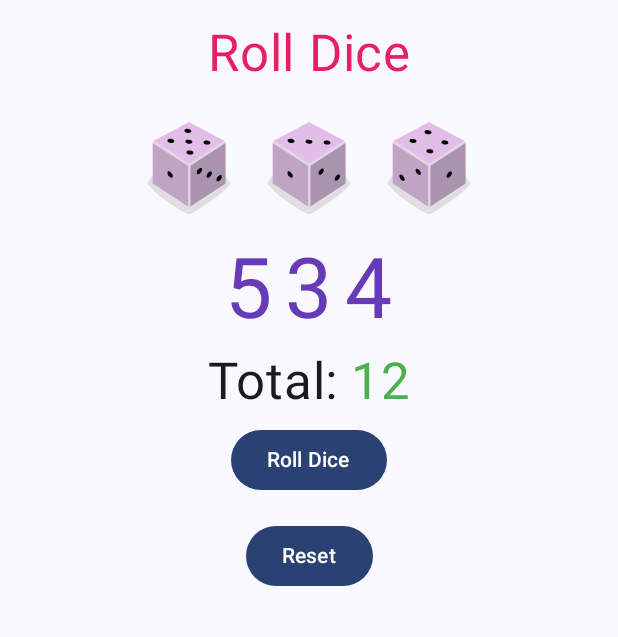
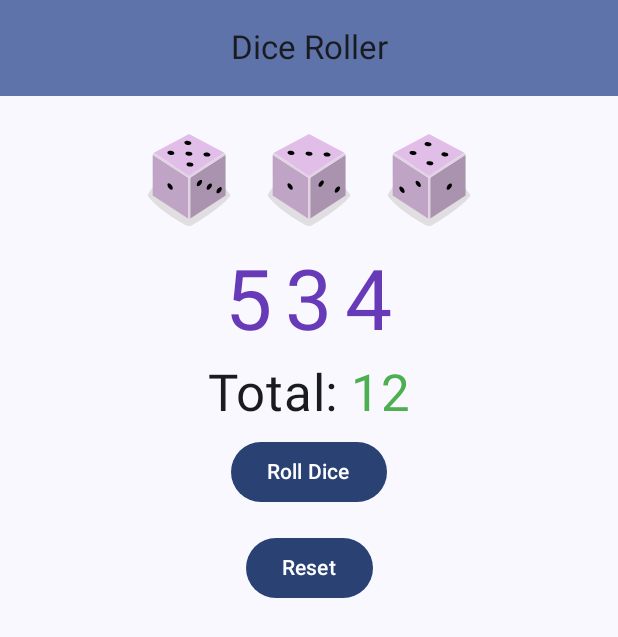
Before and after one commit to tetervak/DiceRoller-Android, an Android app built with Jetpack Compose: the screen it shows after launch (MainActivity), after a tap on "Roll Dice", on a phone screen of 412 x 824 dp. Shown: the top 637 px of the screen. Run offline under Robolectric (Android 15) with nearby library versions, the phone set to English and light mode, and no system bars; our stand-ins replace Dagger/Hilt's generated code.

Commit message:
added the scaffold to the dice roller screen

```diff
--- /dev/null
+++ b/app/src/main/java/ca/tetervak/diceroller/ui/common/RollerTopAppBar.kt
@@ -0,0 +1,46 @@
+package ca.tetervak.diceroller.ui.common
+
+import androidx.compose.material.icons.Icons
+import androidx.compose.material.icons.filled.ArrowBack
+import androidx.compose.material3.CenterAlignedTopAppBar
+import androidx.compose.material3.ExperimentalMaterial3Api
+import androidx.compose.material3.Icon
+import androidx.compose.material3.IconButton
+import androidx.compose.material3.MaterialTheme
+import androidx.compose.material3.Text
+import androidx.compose.material3.TopAppBarDefaults
+import androidx.compose.material3.TopAppBarScrollBehavior
+import androidx.compose.runtime.Composable
+import androidx.compose.ui.Modifier
+import androidx.compose.ui.res.stringResource
+import ca.tetervak.diceroller.R
+
+@OptIn(ExperimentalMaterial3Api::class)
+@Composable
+fun RollerTopAppBar(
+    title: String,
+    canNavigateBack: Boolean,
+    modifier: Modifier = Modifier,
+    scrollBehavior: TopAppBarScrollBehavior? = null,
+    navigateUp: () -> Unit = {}
+) {
+    CenterAlignedTopAppBar(
+        title = { Text(title) },
+        modifier = modifier,
+        scrollBehavior = scrollBehavior,
+        navigationIcon = {
+            if (canNavigateBack) {
+                IconButton(onClick = navigateUp) {
+                    Icon(
+                        imageVector = Icons.Filled.ArrowBack,
+                        contentDescription = stringResource(R.string.back_button)
+                    )
+                }
+            }
+        },
+        colors = TopAppBarDefaults.centerAlignedTopAppBarColors(
+            containerColor = MaterialTheme.colorScheme.primaryContainer
+        )
+
+    )
+}
--- a/app/src/main/java/ca/tetervak/diceroller/ui/roller/RollerScreen.kt
+++ b/app/src/main/java/ca/tetervak/diceroller/ui/roller/RollerScreen.kt
@@ -4,16 +4,22 @@ import androidx.compose.foundation.Image
 import androidx.compose.foundation.layout.Arrangement
 import androidx.compose.foundation.layout.Column
 import androidx.compose.foundation.layout.Row
-import androidx.compose.foundation.layout.fillMaxSize
+import androidx.compose.foundation.layout.fillMaxWidth
 import androidx.compose.foundation.layout.padding
 import androidx.compose.foundation.layout.size
 import androidx.compose.foundation.layout.wrapContentWidth
+import androidx.compose.foundation.rememberScrollState
+import androidx.compose.foundation.verticalScroll
 import androidx.compose.material3.Button
+import androidx.compose.material3.ExperimentalMaterial3Api
+import androidx.compose.material3.Scaffold
 import androidx.compose.material3.Text
+import androidx.compose.material3.TopAppBarDefaults
 import androidx.compose.runtime.Composable
 import androidx.compose.runtime.State
 import androidx.compose.ui.Alignment
 import androidx.compose.ui.Modifier
+import androidx.compose.ui.input.nestedscroll.nestedScroll
 import androidx.compose.ui.res.colorResource
 import androidx.compose.ui.res.painterResource
 import androidx.compose.ui.res.stringResource
@@ -22,46 +28,54 @@ import androidx.compose.ui.unit.sp
 import androidx.lifecycle.viewmodel.compose.viewModel
 import ca.tetervak.diceroller.R
 import ca.tetervak.diceroller.domain.RollData
+import ca.tetervak.diceroller.ui.common.RollerTopAppBar
+import ca.tetervak.diceroller.ui.navigation.RollerDestination
 
+@OptIn(ExperimentalMaterial3Api::class)
 @Composable
-fun RollerScreen() {
+fun RollerScreen(modifier: Modifier = Modifier) {
 
     val viewModel: RollerViewModel = viewModel()
 
     val state: State<RollerUiState> = viewModel.rollerUiState
     val rollerUiState: RollerUiState = state.value
 
+    val scrollBehavior = TopAppBarDefaults.enterAlwaysScrollBehavior()
+
+    Scaffold(modifier = modifier.nestedScroll(scrollBehavior.nestedScrollConnection), topBar = {
+        RollerTopAppBar(
+            title = stringResource(RollerDestination.titleRes),
+            canNavigateBack = false,
+            scrollBehavior = scrollBehavior
+        )
+    }) { innerPadding ->
         Column(
-        modifier = Modifier.fillMaxSize(),
-        horizontalAlignment = Alignment.CenterHorizontally
+            horizontalAlignment = Alignment.CenterHorizontally,
+            modifier = modifier
+                .padding(innerPadding)
+                .verticalScroll(rememberScrollState())
+                .fillMaxWidth()
         ) {
-        Text(
-            text = stringResource(R.string.roll_dice),
-            color = colorResource(R.color.pink_500),
-            fontSize = 34.sp,
-            modifier = Modifier.padding(top = 16.dp)
-        )
-        if(rollerUiState is RollerUiState.Rolled){
+            if (rollerUiState is RollerUiState.Rolled) {
                 val rollData: RollData = rollerUiState.rollData
                 val list: List<Int> = rollData.values
                 DiceImagesRow(list)
                 DiceValuesRow(list)
                 TotalRow(total = rollData.total)
-        } else{
+            } else {
                 TotalRow(total = 0)
             }
             Button(
-            onClick = { viewModel.onRoll() },
-            modifier = Modifier.padding(top = 8.dp)
+                onClick = { viewModel.onRoll() }, modifier = Modifier.padding(top = 8.dp)
             ) {
                 Text(text = stringResource(R.string.roll_button_label))
             }
-        if(rollerUiState is RollerUiState.Rolled){
+            if (rollerUiState is RollerUiState.Rolled) {
                 Button(
-                onClick = { viewModel.onReset() },
-                modifier = Modifier.padding(top = 16.dp)
+                    onClick = { viewModel.onReset() }, modifier = Modifier.padding(top = 16.dp)
                 ) {
                     Text(text = stringResource(R.string.reset_button_label))
+                }
             }
         }
     }
@@ -76,13 +90,10 @@ private fun TotalRow(total: Int) {
         horizontalArrangement = Arrangement.spacedBy(8.dp)
     ) {
         Text(
-            text = stringResource(R.string.total_label),
-            fontSize = 34.sp
+            text = stringResource(R.string.total_label), fontSize = 34.sp
         )
         Text(
-            text = total.toString(),
-            fontSize = 34.sp,
-            color = colorResource(R.color.green_500)
+            text = total.toString(), fontSize = 34.sp, color = colorResource(R.color.green_500)
         )
     }
 }
@@ -127,8 +138,7 @@ private fun DiceImage(value: Int) {
     )
 }
 
-private fun diceImageResourceId(value: Int) =
-    when (value) {
+private fun diceImageResourceId(value: Int) = when (value) {
     1 -> R.drawable.dice_1
     2 -> R.drawable.dice_2
     3 -> R.drawable.dice_3
@@ -136,25 +146,3 @@ private fun diceImageResourceId(value: Int) =
     5 -> R.drawable.dice_5
     else -> R.drawable.dice_6
 }
-
-//@Preview
-//@Composable
-//fun DiceRollerScreenRolledPreview() {
-//    AppTheme {
-//        DiceRollerScreen(
-//            viewModel = MainViewModel(
-//                game = DiceGame().apply { roll() }
-//            )
-//        )
-//    }
-//}
-
-//@Preview
-//@Composable
-//fun DiceRollerScreenNotRolledPreview() {
-//    AppTheme {
-//        DiceRollerScreen(
-//            viewModel = MainViewModel(game = DiceGame())
-//        )
-//    }
-//}
```
Lines whose indentation alone changed are shown as unchanged.
